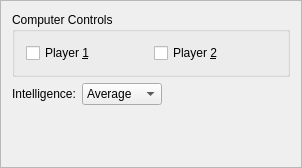
KDE/ksnakeduel, file ai.ui: the form before one commit.
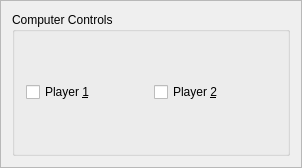
The form after the commit.

Patch:
```diff
--- a/ai.ui
+++ b/ai.ui
@@ -54,70 +54,6 @@
                 </layout>
               </widget>
             </item>
-            <item row="1" column="2" >
-              <spacer name="spacer2_2" >
-                <property name="sizeHint" >
-                  <size>
-                    <width>101</width>
-                    <height>20</height>
-                  </size>
-                </property>
-                <property name="sizeType" >
-                  <enum>QSizePolicy::Expanding</enum>
-                </property>
-                <property name="orientation" >
-                  <enum>Qt::Horizontal</enum>
-                </property>
-              </spacer>
-            </item>
-            <item row="1" column="0" >
-              <widget class="QLabel" name="textLabel15" >
-                <property name="text" >
-                  <string>Intelligence:</string>
-                </property>
-                <property name="wordWrap" >
-                  <bool>false</bool>
-                </property>
-              </widget>
-            </item>
-            <item row="1" column="1" >
-              <widget class="QComboBox" name="kcfg_Skill" >
-                <property name="currentIndex" >
-                  <number>1</number>
-                </property>
-                <item>
-                  <property name="text" >
-                    <string>Beginner</string>
-                  </property>
-                </item>
-                <item>
-                  <property name="text" >
-                    <string>Average</string>
-                  </property>
-                </item>
-                <item>
-                  <property name="text" >
-                    <string>Expert</string>
-                  </property>
-                </item>
-              </widget>
-            </item>
-            <item row="2" column="1" >
-              <spacer name="spacer2" >
-                <property name="sizeHint" >
-                  <size>
-                    <width>20</width>
-                    <height>60</height>
-                  </size>
-                </property>
-                <property name="sizeType" >
-                  <enum>QSizePolicy::Expanding</enum>
-                </property>
-                <property name="orientation" >
-                  <enum>Qt::Vertical</enum>
-                </property>
-              </spacer>
-            </item>
           </layout>
         </widget>
       </item>
```
